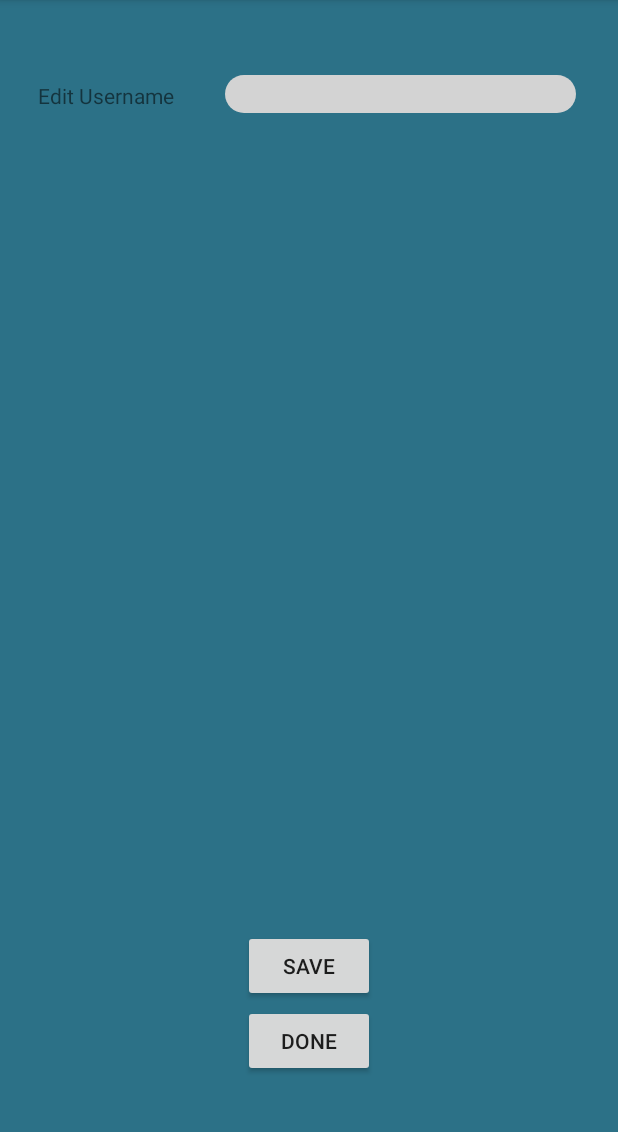
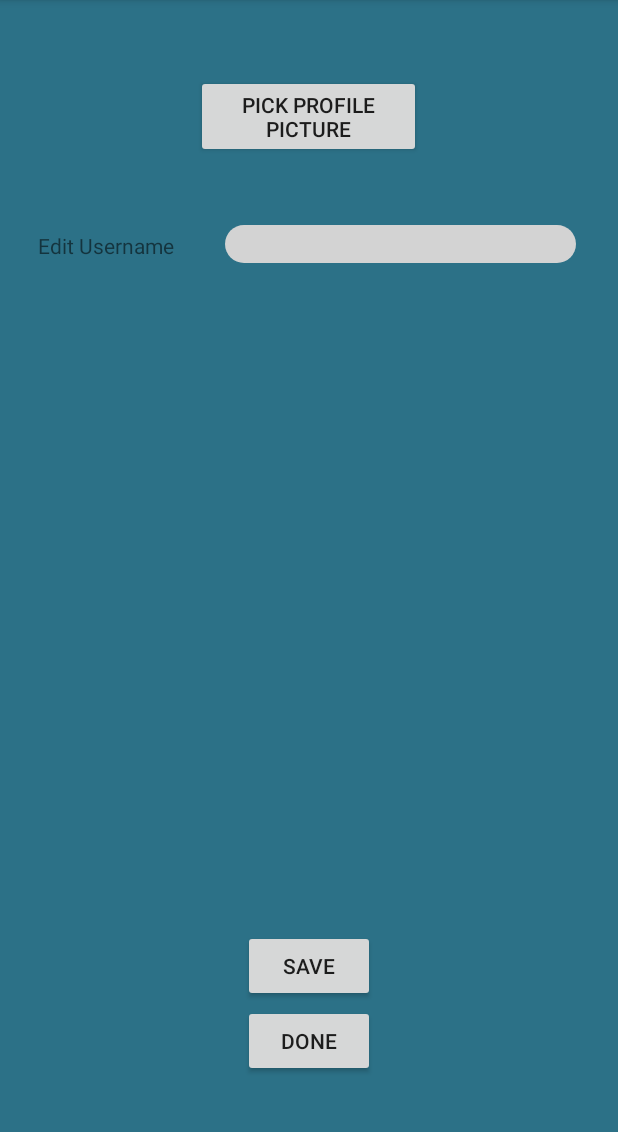
Before and after one commit to jjojan/ReBoot_App, an Android app: the EditProfileActivity screen opened directly, with no data from a screen before it, on a phone screen of 412 x 824 dp, the part 84-1216 px from its top. Run offline under Robolectric (Android 15) with nearby library versions, the phone set to English and light mode, and no system bars; libraries missing offline, so code that uses them is left out: com.parse; 2 statements that could not run were skipped.

Commit message:
Profile Picture working
You can change profile picture in edit profile, I added a dependency so you will have to resync gradle again.

```diff
--- a/app/build.gradle
+++ b/app/build.gradle
@@ -69,4 +69,5 @@ dependencies {
     //Picasso for image loading
     implementation 'com.squareup.picasso:picasso:2.8'
 
+    implementation 'androidx.activity:activity:1.8.1'
 }
--- a/app/src/main/res/layout/activity_edit_profile.xml
+++ b/app/src/main/res/layout/activity_edit_profile.xml
@@ -14,7 +14,7 @@
         android:layout_width="match_parent"
         android:layout_height="25dp"
         android:layout_marginLeft="150dp"
-        android:layout_marginTop="50dp"
+        android:layout_marginTop="150dp"
         android:layout_marginRight="28dp"
         android:background="@drawable/edt_background"
         android:textColorHint="@color/black" />
@@ -25,7 +25,7 @@
         android:layout_height="wrap_content"
         android:layout_alignBaseline="@id/et_editUsername"
         android:layout_marginLeft="25dp"
-        android:layout_marginTop="50dp"
+        android:layout_marginTop="150dp"
         android:text="Edit Username" />
 
     <Button
@@ -46,4 +46,12 @@
         android:layout_marginBottom="50dp"
         android:text="Done" />
 
+    <Button
+        android:id="@+id/btn_profile_pic"
+        android:layout_width="150dp"
+        android:layout_height="wrap_content"
+        android:layout_centerHorizontal="true"
+        android:layout_marginTop="50dp"
+        android:text="Pick Profile Picture" />
+
 </RelativeLayout>
```
Also changed, not shown: app/src/main/java/com/example/rebootapp/EditProfileActivity.java (+121 -3 lines), app/src/main/java/com/example/rebootapp/ProfileFragment.java (+1 -10 lines).
